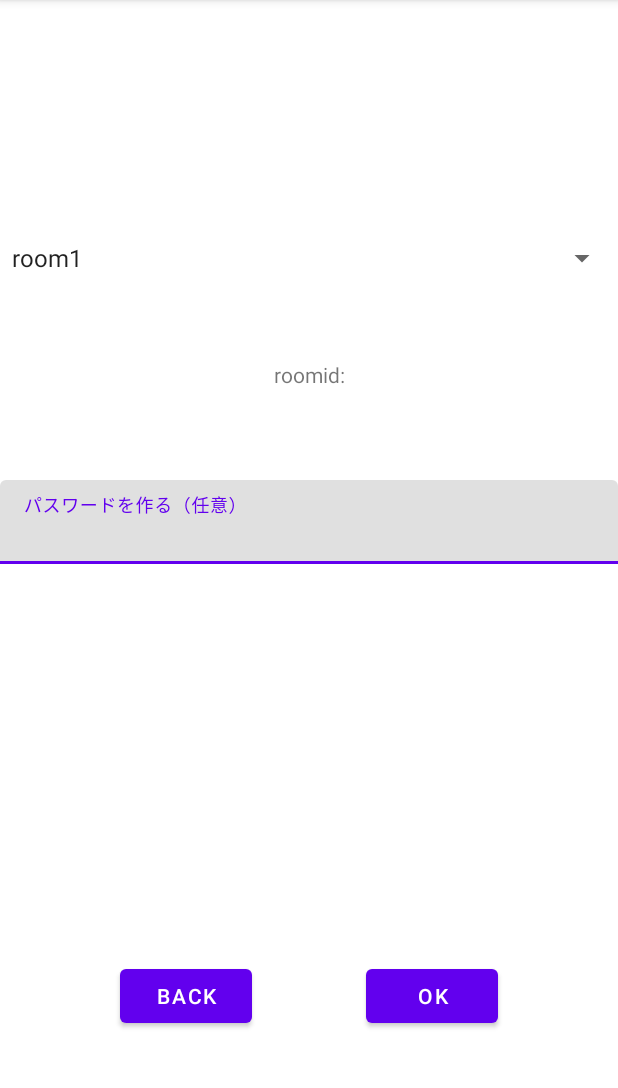
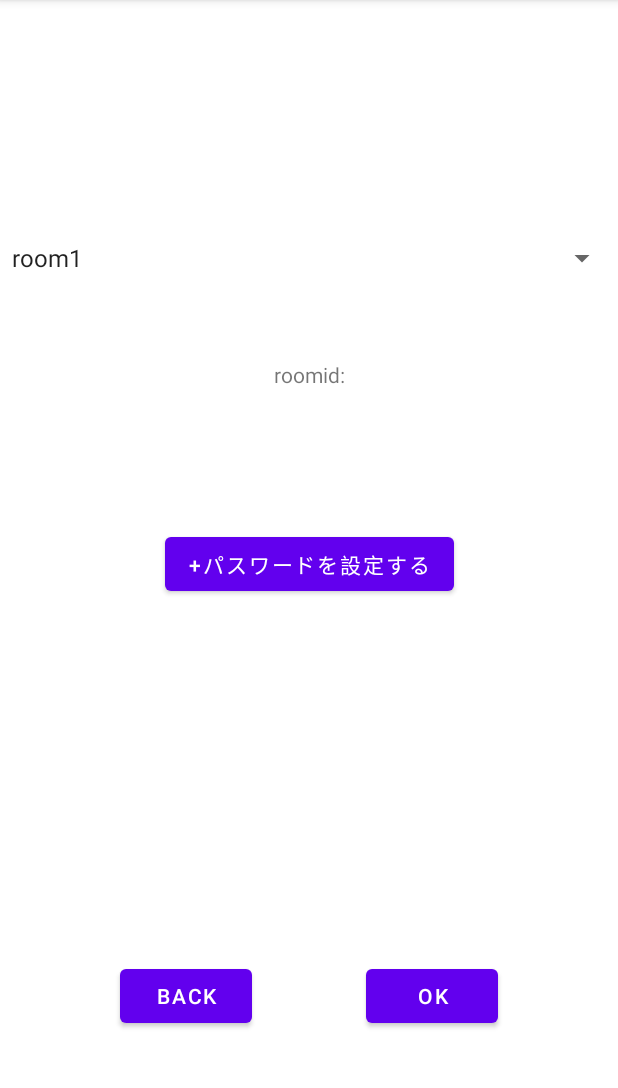
Before and after one commit to Haru39M/karaoke, an Android app: the makeRoomActivity screen opened directly, with no data from a screen before it, on a phone screen of 412 x 824 dp, the part 84-1172 px from its top. Run offline under Robolectric (Android 15) with nearby library versions, the phone set to English and light mode, and no system bars.

Commit message:
ログイン時、パスワードがある部屋のみ入力欄を表示するよう改善

```diff
--- a/app/src/main/java/app/wakayama/harusame/karaoke/makeRoomActivity.kt
+++ b/app/src/main/java/app/wakayama/harusame/karaoke/makeRoomActivity.kt
@@ -7,12 +7,17 @@ import android.os.Bundle
 import android.util.Log
 import android.widget.ArrayAdapter
 import android.widget.Spinner
+import androidx.core.view.isVisible
+import kotlinx.android.synthetic.main.activity_join_room.*
 import kotlinx.android.synthetic.main.activity_make_room.*
 
 class makeRoomActivity : AppCompatActivity() {
     override fun onCreate(savedInstanceState: Bundle?) {
         super.onCreate(savedInstanceState)
         setContentView(R.layout.activity_make_room)
+
+        //パスワード入力欄を非表示にする
+        passwordMakeTextView.isVisible = false
 
         val collectionName: String = "karaoke"
 
@@ -55,6 +60,9 @@ class makeRoomActivity : AppCompatActivity() {
         adapter.setDropDownViewResource(android.R.layout.simple_spinner_dropdown_item)
         setRoom.adapter = adapter
 
+        makePassWordButton.setOnClickListener {
+            passwordMakeTextView.isVisible = true
+        }
         backButton.setOnClickListener {
             val toMainIntent: Intent = Intent(this, MainActivity::class.java)
             startActivity(toMainIntent)
--- a/app/src/main/res/layout/activity_join_room.xml
+++ b/app/src/main/res/layout/activity_join_room.xml
@@ -16,6 +16,7 @@
         app:layout_constraintTop_toTopOf="parent" />
 
     <com.google.android.material.textfield.TextInputLayout
+        android:id="@+id/passWordLayout"
         android:layout_width="match_parent"
         android:layout_height="wrap_content"
         android:layout_marginTop="320dp"
--- a/app/src/main/res/layout/activity_make_room.xml
+++ b/app/src/main/res/layout/activity_make_room.xml
@@ -53,6 +53,16 @@
     </com.google.android.material.textfield.TextInputLayout>
 
     <Button
+        android:id="@+id/makePassWordButton"
+        android:layout_width="wrap_content"
+        android:layout_height="wrap_content"
+        android:layout_marginTop="32dp"
+        android:text="+パスワードを設定する"
+        app:layout_constraintEnd_toEndOf="parent"
+        app:layout_constraintStart_toStartOf="parent"
+        app:layout_constraintTop_toBottomOf="@+id/textInputLayout" />
+
+    <Button
         android:id="@+id/backButton"
         android:layout_width="wrap_content"
         android:layout_height="wrap_content"
```
Also changed, not shown: app/src/main/java/app/wakayama/harusame/karaoke/joinRoomActivity.kt (+36 -6 lines).
